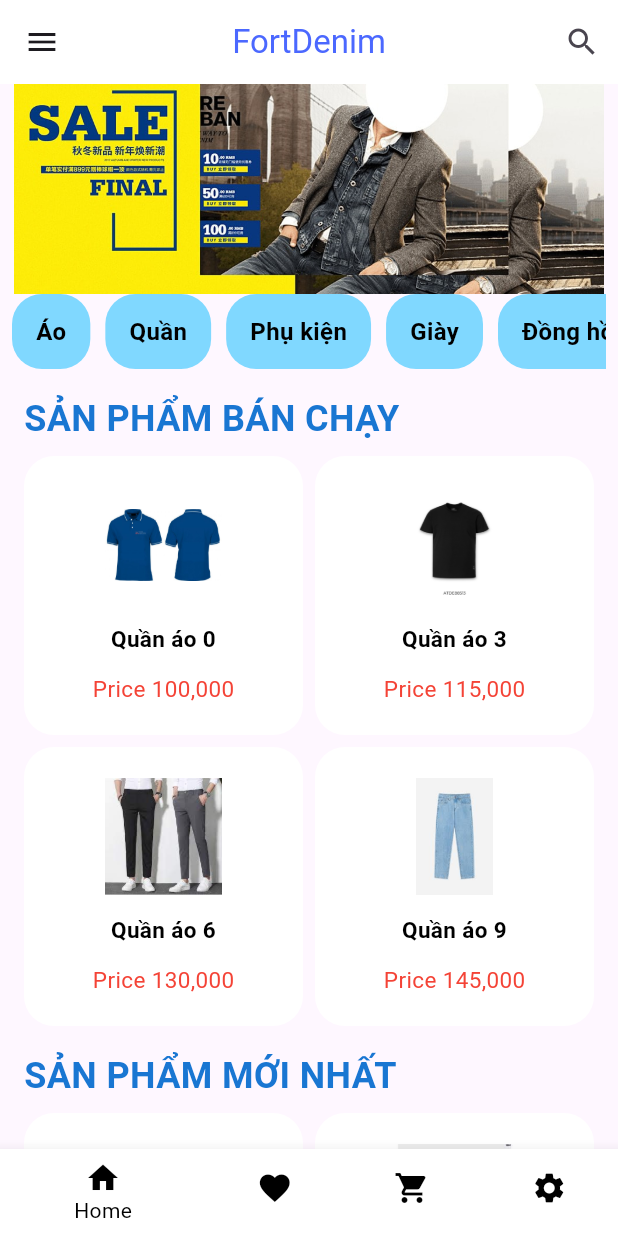
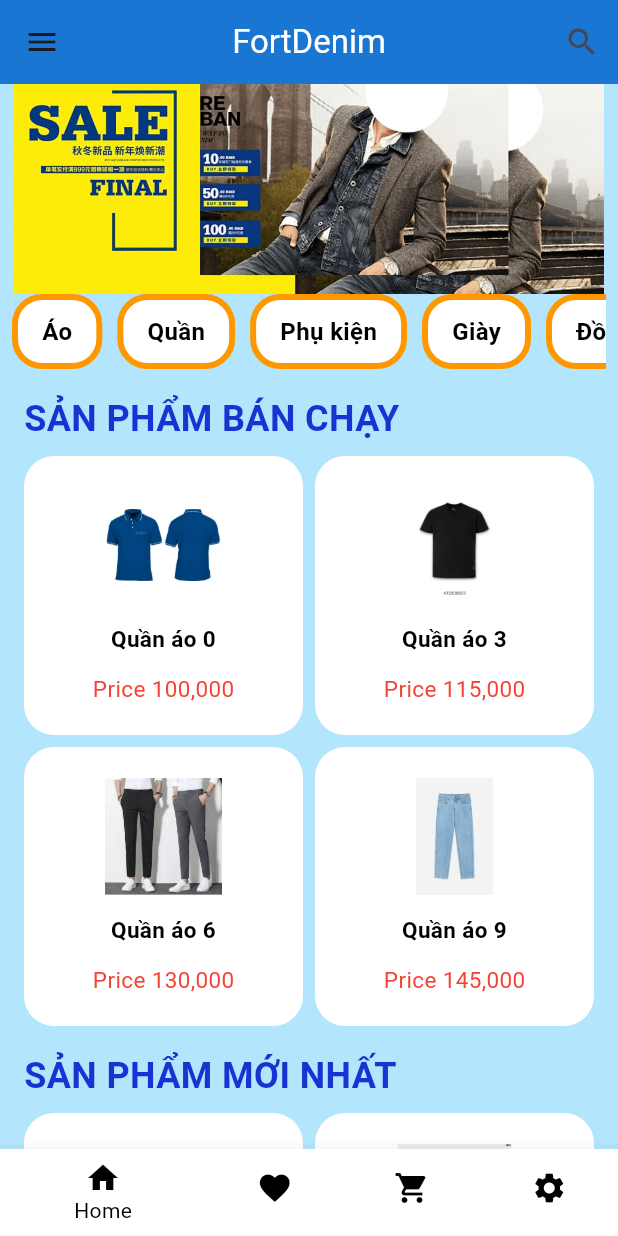
Before and after one commit to hataba123/widgets_image, a Flutter app: the MyHome screen opened directly, on a phone screen of 412 x 824 dp. Run offline on Flutter 3.47's test engine with Material 3 defaults, Android fonts, the light colour scheme and no system bars; our stand-ins replace animated_background, carousel_slider, lottie.

Commit message:
đổi màu cho Uii

```diff
--- a/lib/category_list.dart
+++ b/lib/category_list.dart
@@ -23,8 +23,12 @@ class CategoryList extends StatelessWidget {
                     margin: EdgeInsets.only(right: 10),
                     padding: EdgeInsets.symmetric(horizontal: 16, vertical: 8),
                     decoration: BoxDecoration(
-                      color: Colors.lightBlueAccent[100],
+                      color: Colors.white,
                       borderRadius: BorderRadius.circular(20),
+                    border: Border.all(
+        color: Colors.orange,  // Change this to your desired border color
+        width: 4.0,         // Change this to your desired border width
+      ),
                     ),
                     child: Center(
                       child: Text(
--- a/lib/constants/color.dart
+++ b/lib/constants/color.dart
@@ -48,7 +48,7 @@ class TColors{
   static const Color error = Color(0xFFD32F2F);
   static const Color  success = Color(0xFF388E3C);
   static const Color warning = Color(0xFFF57C00);
-  static const Color info = Color(0xFF1976D2);
+  static const Color info = Color.fromARGB(255, 25, 50, 210);
 
   //Nautral shades
   static const Color black = Color(0xFF232323);
--- a/lib/login.dart
+++ b/lib/login.dart
@@ -61,10 +61,6 @@ static Color _selectedColor = Colors.green;
           : _passwordColor = _unSelectedColor;
     });
   }
-
-
-
-
 
   final _emailController = TextEditingController();
   final _passwordController = TextEditingController();
--- a/lib/page/home.dart
+++ b/lib/page/home.dart
@@ -83,9 +83,9 @@ class _MyHomeState extends State<MyHome> {
                 onChanged: updateSearch,
               )
             : const
-            Text("FortDenim",style: TextStyle(color: TColors.buttonprimary)),
+            Text("FortDenim",style: TextStyle(color: Colors.white)),
         centerTitle: true,
-        backgroundColor: Colors.white,
+        backgroundColor: Colors.blue[700],
         actions: [
           IconButton(
             icon: Icon(isSearching ? Icons.close : Icons.search),
@@ -157,9 +157,12 @@ class _MyHomeState extends State<MyHome> {
           ],
         ),
       ),
+ backgroundColor: Colors.lightBlue[100],
+
       body: Column(
         children: [
           // Use the CategoryList widget
+
           BannerWidget(
             images: [
               Image.asset('assets/images/banner_1.jpg',
@@ -197,7 +200,9 @@ class _MyHomeState extends State<MyHome> {
   Widget buildProductSection(String title, List<ProductModel> products) {
     return Column(
       crossAxisAlignment: CrossAxisAlignment.start,
+
       children: [
+
         Text(
           title,
           style: const TextStyle(
@@ -209,7 +214,9 @@ class _MyHomeState extends State<MyHome> {
         const SizedBox(height: 8),
         Container(
           alignment: Alignment.center,
+
           child: GridView.builder(
+
             shrinkWrap: true,
             physics: const NeverScrollableScrollPhysics(),
             itemCount: products.length,
```
